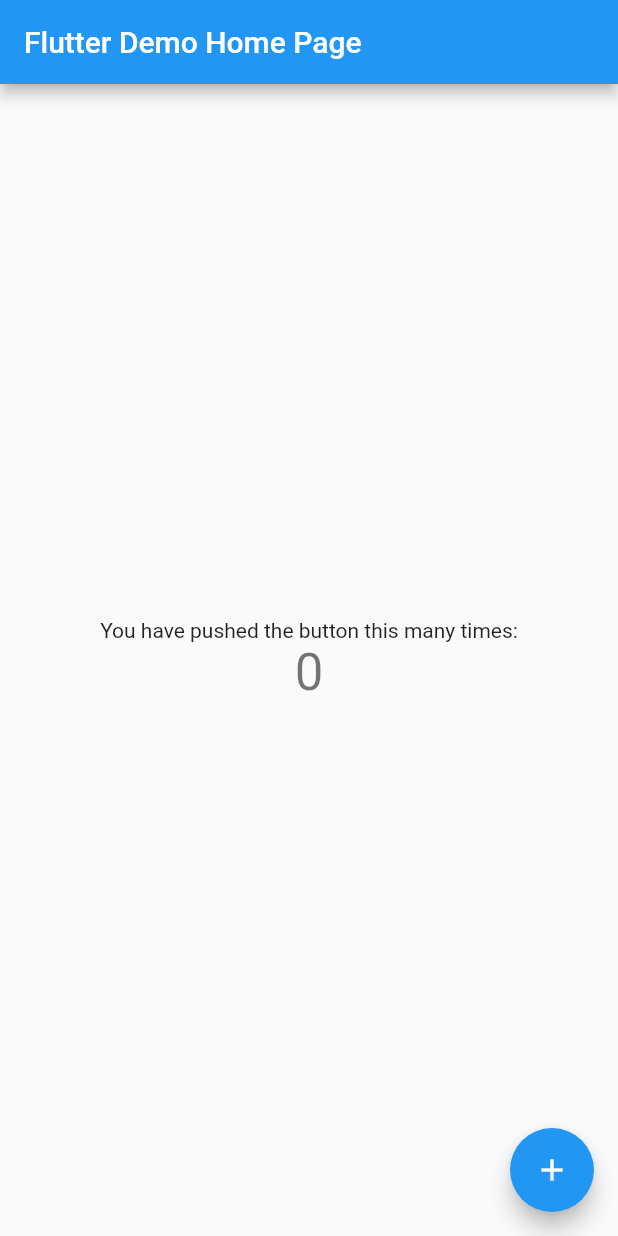
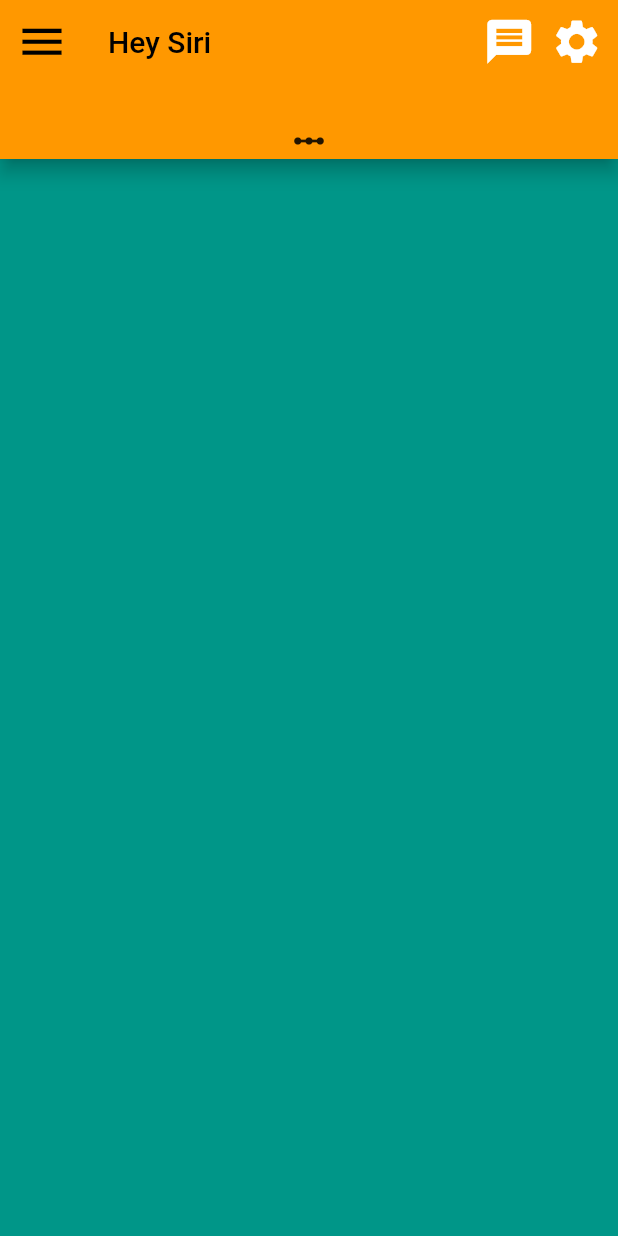
Before and after one commit to AlMamun-CSE/GetX-State-Management-Online-Shop-, a Flutter app: the screen it shows after launch, on a phone screen of 412 x 824 dp. Run offline on Flutter 3.47's test engine with Material 2 defaults, Android fonts, the phone set to English and light mode, and no system bars.

Commit message:
Appbar modify

```diff
--- a/lib/main.dart
+++ b/lib/main.dart
@@ -1,4 +1,5 @@
 import 'package:flutter/material.dart';
+import 'package:online_shop_getx/views/ShoppingPage.dart';
 
 void main() {
   runApp(MyApp());
@@ -10,104 +11,12 @@ class MyApp extends StatelessWidget {
   Widget build(BuildContext context) {
     return MaterialApp(
       title: 'Flutter Demo',
+      debugShowCheckedModeBanner: false,
       theme: ThemeData(
-        // This is the theme of your application.
-        //
-        // Try running your application with "flutter run". You'll see the
-        // application has a blue toolbar. Then, without quitting the app, try
-        // changing the primarySwatch below to Colors.green and then invoke
-        // "hot reload" (press "r" in the console where you ran "flutter run",
-        // or simply save your changes to "hot reload" in a Flutter IDE).
-        // Notice that the counter didn't reset back to zero; the application
-        // is not restarted.
         primarySwatch: Colors.blue,
+        visualDensity: VisualDensity.adaptivePlatformDensity,
       ),
-      home: MyHomePage(title: 'Flutter Demo Home Page'),
+      home: ShoppingPage(),
     );
   }
 }
-
-class MyHomePage extends StatefulWidget {
-  MyHomePage({Key? key, required this.title}) : super(key: key);
-
-  // This widget is the home page of your application. It is stateful, meaning
-  // that it has a State object (defined below) that contains fields that affect
-  // how it looks.
-
-  // This class is the configuration for the state. It holds the values (in this
-  // case the title) provided by the parent (in this case the App widget) and
-  // used by the build method of the State. Fields in a Widget subclass are
-  // always marked "final".
-
-  final String title;
-
-  @override
-  _MyHomePageState createState() => _MyHomePageState();
-}
-
-class _MyHomePageState extends State<MyHomePage> {
-  int _counter = 0;
-
-  void _incrementCounter() {
-    setState(() {
-      // This call to setState tells the Flutter framework that something has
-      // changed in this State, which causes it to rerun the build method below
-      // so that the display can reflect the updated values. If we changed
-      // _counter without calling setState(), then the build method would not be
-      // called again, and so nothing would appear to happen.
-      _counter++;
-    });
-  }
-
-  @override
-  Widget build(BuildContext context) {
-    // This method is rerun every time setState is called, for instance as done
-    // by the _incrementCounter method above.
-    //
-    // The Flutter framework has been optimized to make rerunning build methods
-    // fast, so that you can just rebuild anything that needs updating rather
-    // than having to individually change instances of widgets.
-    return Scaffold(
-      appBar: AppBar(
-        // Here we take the value from the MyHomePage object that was created by
-        // the App.build method, and use it to set our appbar title.
-        title: Text(widget.title),
-      ),
-      body: Center(
-        // Center is a layout widget. It takes a single child and positions it
-        // in the middle of the parent.
-        child: Column(
-          // Column is also a layout widget. It takes a list of children and
-          // arranges them vertically. By default, it sizes itself to fit its
-          // children horizontally, and tries to be as tall as its parent.
-          //
-          // Invoke "debug painting" (press "p" in the console, choose the
-          // "Toggle Debug Paint" action from the Flutter Inspector in Android
-          // Studio, or the "Toggle Debug Paint" command in Visual Studio Code)
-          // to see the wireframe for each widget.
-          //
-          // Column has various properties to control how it sizes itself and
-          // how it positions its children. Here we use mainAxisAlignment to
-          // center the children vertically; the main axis here is the vertical
-          // axis because Columns are vertical (the cross axis would be
-          // horizontal).
-          mainAxisAlignment: MainAxisAlignment.center,
-          children: <Widget>[
-            Text(
-              'You have pushed the button this many times:',
-            ),
-            Text(
-              '$_counter',
-              style: Theme.of(context).textTheme.headline4,
-            ),
-          ],
-        ),
-      ),
-      floatingActionButton: FloatingActionButton(
-        onPressed: _incrementCounter,
-        tooltip: 'Increment',
-        child: Icon(Icons.add),
-      ), // This trailing comma makes auto-formatting nicer for build methods.
-    );
-  }
-}
--- /dev/null
+++ b/lib/views/ShoppingPage.dart
@@ -0,0 +1,54 @@
+import 'package:flutter/material.dart';
+
+class ShoppingPage extends StatefulWidget {
+  ShoppingPage({Key? key}) : super(key: key);
+
+  @override
+  _ShoppingPageState createState() => _ShoppingPageState();
+}
+
+class _ShoppingPageState extends State<ShoppingPage> {
+  @override
+  Widget build(BuildContext context) {
+    return Scaffold(
+      backgroundColor: Colors.teal,
+      appBar: AppBar(
+        //centerTitle: false,
+        backgroundColor: Colors.orange,
+        elevation: 5.0,
+        title: Text(
+          "Hey Siri",
+          style: TextStyle(
+            color: Colors.black,
+          ),
+        ),
+        actions: <Widget>[
+          Icon(
+            Icons.message,
+            size: 35.0,
+          ),
+          SizedBox(
+            width: 10.0,
+          ),
+          Icon(
+            Icons.settings,
+            size: 35.0,
+          ),
+          SizedBox(
+            width: 10.0,
+          )
+        ],
+        leading: Icon(
+          Icons.menu,
+          color: Colors.black,
+          size: 35.0,
+        ),
+        bottom: PreferredSize(
+          child: Icon(Icons.linear_scale),
+          preferredSize: Size.fromHeight(50.0),
+        ),
+        brightness: Brightness.light,
+      ),
+    );
+  }
+}
```
Also changed, not shown: pubspec.yaml (+2 -10 lines), pubspec.lock.
